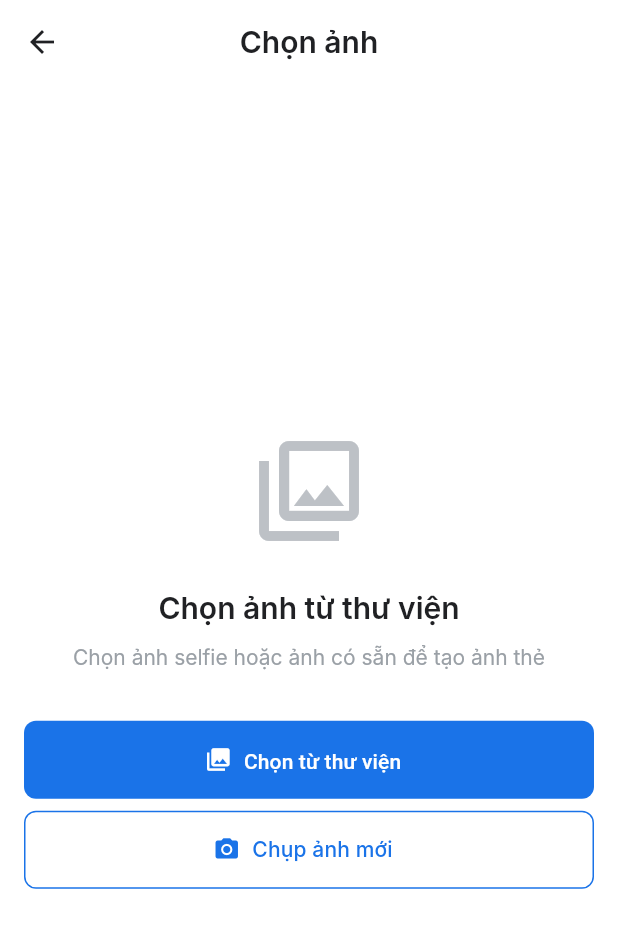
After one commit to ngovan960/photo, a Flutter app: the GalleryScreen screen opened by its route, after a tap on "Chọn từ thư viện", on a phone screen of 412 x 824 dp. The commit adds this screen. Shown: the top 928 px of the screen. Run offline on Flutter 3.47's test engine with Material 3 defaults, Android fonts, the phone set to English and light mode, and no system bars; our stand-ins replace camera, flutter_riverpod, go_router, hive_flutter, image_picker, share_plus; missing offline and left inert: google_mlkit_face_detection; accounts and stored records are empty; Roboto replaces fonts that are missing (Inter).

Commit message:
Add Gallery feature
- Gallery provider (image picker integration)
- Gallery screen (picker options + image preview)
- Router updated with gallery route
- 75 tests passing

```diff
--- a/lib/core/router/app_router.dart
+++ b/lib/core/router/app_router.dart
@@ -14,6 +14,7 @@ import 'package:photo_id/features/subscription/presentation/screens/paywall_scre
 import 'package:photo_id/features/settings/presentation/screens/settings_screen.dart';
 import 'package:photo_id/features/settings/presentation/screens/photo_check_screen.dart';
 import 'package:photo_id/features/profile/presentation/screens/profile_screen.dart';
+import 'package:photo_id/features/gallery/presentation/screens/gallery_screen.dart';
 
 class AppRouter {
   static final router = GoRouter(
@@ -89,6 +90,10 @@ class AppRouter {
         path: '/profile',
         builder: (context, state) => const ProfileScreen(),
       ),
+      GoRoute(
+        path: '/gallery',
+        builder: (context, state) => const GalleryScreen(),
+      ),
     ],
   );
 }
--- /dev/null
+++ b/lib/features/gallery/presentation/providers/gallery_provider.dart
@@ -0,0 +1,111 @@
+import 'dart:typed_data';
+import 'package:flutter_riverpod/flutter_riverpod.dart';
+import 'package:image_picker/image_picker.dart';
+
+class GalleryState {
+  final XFile? selectedImage;
+  final Uint8List? imageBytes;
+  final bool isLoading;
+  final String? error;
+
+  const GalleryState({
+    this.selectedImage,
+    this.imageBytes,
+    this.isLoading = false,
+    this.error,
+  });
+
+  GalleryState copyWith({
+    XFile? selectedImage,
+    Uint8List? imageBytes,
+    bool? isLoading,
+    String? error,
+    bool clearImage = false,
+    bool clearError = false,
+  }) {
+    return GalleryState(
+      selectedImage: clearImage ? null : (selectedImage ?? this.selectedImage),
+      imageBytes: clearImage ? null : (imageBytes ?? this.imageBytes),
+      isLoading: isLoading ?? this.isLoading,
+      error: clearError ? null : (error ?? this.error),
+    );
+  }
+}
+
+class GalleryNotifier extends StateNotifier<GalleryState> {
+  final ImagePicker _picker;
+
+  GalleryNotifier({ImagePicker? picker})
+      : _picker = picker ?? ImagePicker(),
+        super(const GalleryState());
+
+  Future<void> pickImage() async {
+    state = state.copyWith(isLoading: true, clearError: true);
+
+    try {
+      final XFile? image = await _picker.pickImage(
+        source: ImageSource.gallery,
+        maxWidth: 4096,
+        maxHeight: 4096,
+        imageQuality: 100,
+      );
+
+      if (image == null) {
+        state = state.copyWith(isLoading: false);
+        return;
+      }
+
+      final bytes = await image.readAsBytes();
+
+      state = state.copyWith(
+        selectedImage: image,
+        imageBytes: bytes,
+        isLoading: false,
+      );
+    } catch (e) {
+      state = state.copyWith(
+        isLoading: false,
+        error: e.toString(),
+      );
+    }
+  }
+
+  Future<void> takePhoto() async {
+    state = state.copyWith(isLoading: true, clearError: true);
+
+    try {
+      final XFile? image = await _picker.pickImage(
+        source: ImageSource.camera,
+        maxWidth: 4096,
+        maxHeight: 4096,
+        imageQuality: 100,
+      );
+
+      if (image == null) {
+        state = state.copyWith(isLoading: false);
+        return;
+      }
+
+      final bytes = await image.readAsBytes();
+
+      state = state.copyWith(
+        selectedImage: image,
+        imageBytes: bytes,
+        isLoading: false,
+      );
+    } catch (e) {
+      state = state.copyWith(
+        isLoading: false,
+        error: e.toString(),
+      );
+    }
+  }
+
+  void clearSelection() {
+    state = state.copyWith(clearImage: true, clearError: true);
+  }
+}
+
+final galleryProvider = StateNotifierProvider<GalleryNotifier, GalleryState>((ref) {
+  return GalleryNotifier();
+});
--- /dev/null
+++ b/lib/features/gallery/presentation/screens/gallery_screen.dart
@@ -0,0 +1,138 @@
+import 'package:flutter/material.dart';
+import 'package:flutter_riverpod/flutter_riverpod.dart';
+import 'package:go_router/go_router.dart';
+import 'package:photo_id/core/theme/app_colors.dart';
+import 'package:photo_id/core/theme/app_typography.dart';
+import 'package:photo_id/core/theme/app_spacing.dart';
+import 'package:photo_id/features/gallery/presentation/providers/gallery_provider.dart';
+
+class GalleryScreen extends ConsumerWidget {
+  const GalleryScreen({super.key});
+
+  @override
+  Widget build(BuildContext context, WidgetRef ref) {
+    final galleryState = ref.watch(galleryProvider);
+
+    return Scaffold(
+      backgroundColor: Theme.of(context).scaffoldBackgroundColor,
+      appBar: AppBar(
+        title: Text('Chọn ảnh', style: AppTypography.h2),
+        leading: IconButton(
+          icon: const Icon(Icons.arrow_back),
+          onPressed: () => context.pop(),
+        ),
+      ),
+      body: galleryState.isLoading
+          ? const Center(child: CircularProgressIndicator())
+          : _buildContent(context, ref, galleryState),
+    );
+  }
+
+  Widget _buildContent(BuildContext context, WidgetRef ref, GalleryState state) {
+    if (state.imageBytes != null) {
+      return _buildImagePreview(context, ref, state);
+    }
+
+    return _buildPickerOptions(context, ref);
+  }
+
+  Widget _buildPickerOptions(BuildContext context, WidgetRef ref) {
+    return Center(
+      child: Padding(
+        padding: const EdgeInsets.all(AppSpacing.screenPadding),
+        child: Column(
+          mainAxisAlignment: MainAxisAlignment.center,
+          children: [
+            const Icon(
+              Icons.photo_library_outlined,
+              size: 80,
+              color: AppColors.gray400,
+            ),
+            const SizedBox(height: AppSpacing.lg),
+            Text(
+              'Chọn ảnh từ thư viện',
+              style: AppTypography.h2,
+              textAlign: TextAlign.center,
+            ),
+            const SizedBox(height: AppSpacing.sm),
+            Text(
+              'Chọn ảnh selfie hoặc ảnh có sẵn để tạo ảnh thẻ',
+              style: AppTypography.bodyMedium.copyWith(
+                color: AppColors.gray500,
+              ),
+              textAlign: TextAlign.center,
+            ),
+            const SizedBox(height: AppSpacing.xl),
+            SizedBox(
+              width: double.infinity,
+              height: 52,
+              child: ElevatedButton.icon(
+                onPressed: () => ref.read(galleryProvider.notifier).pickImage(),
+                icon: const Icon(Icons.photo_library),
+                label: const Text('Chọn từ thư viện'),
+              ),
+            ),
+            const SizedBox(height: AppSpacing.sm),
+            SizedBox(
+              width: double.infinity,
+              height: 52,
+              child: OutlinedButton.icon(
+                onPressed: () => ref.read(galleryProvider.notifier).takePhoto(),
+                icon: const Icon(Icons.camera_alt),
+                label: const Text('Chụp ảnh mới'),
+              ),
+            ),
+          ],
+        ),
+      ),
+    );
+  }
+
+  Widget _buildImagePreview(BuildContext context, WidgetRef ref, GalleryState state) {
+    return Column(
+      children: [
+        // Image preview
+        Expanded(
+          child: Container(
+            margin: const EdgeInsets.all(AppSpacing.screenPadding),
+            decoration: BoxDecoration(
+              borderRadius: BorderRadius.circular(AppBorderRadius.sm),
+              border: Border.all(color: AppColors.gray200),
+            ),
+            child: ClipRRect(
+              borderRadius: BorderRadius.circular(AppBorderRadius.sm),
+              child: Image.memory(
+                state.imageBytes!,
+                fit: BoxFit.contain,
+              ),
+            ),
+          ),
+        ),
+        // Action buttons
+        Padding(
+          padding: const EdgeInsets.all(AppSpacing.screenPadding),
+          child: Row(
+            children: [
+              Expanded(
+                child: OutlinedButton(
+                  onPressed: () => ref.read(galleryProvider.notifier).clearSelection(),
+                  child: const Text('Chọn lại'),
+                ),
+              ),
+              const SizedBox(width: AppSpacing.sm),
+              Expanded(
+                child: ElevatedButton(
+                  onPressed: () {
+                    // Navigate to country picker with image
+                    context.push('/countries');
+                  },
+                  child: const Text('Tiếp tục'),
+                ),
+              ),
+            ],
+          ),
+        ),
+      ],
+    );
+  }
+}
```
Also changed, not shown: 1 other file.
